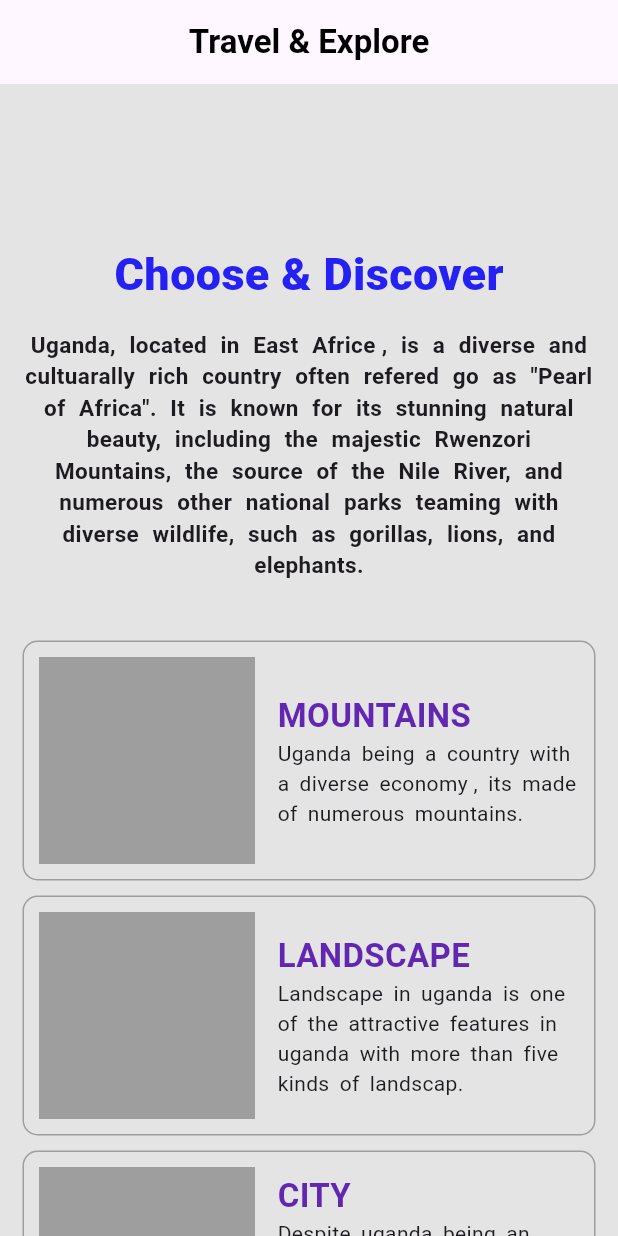
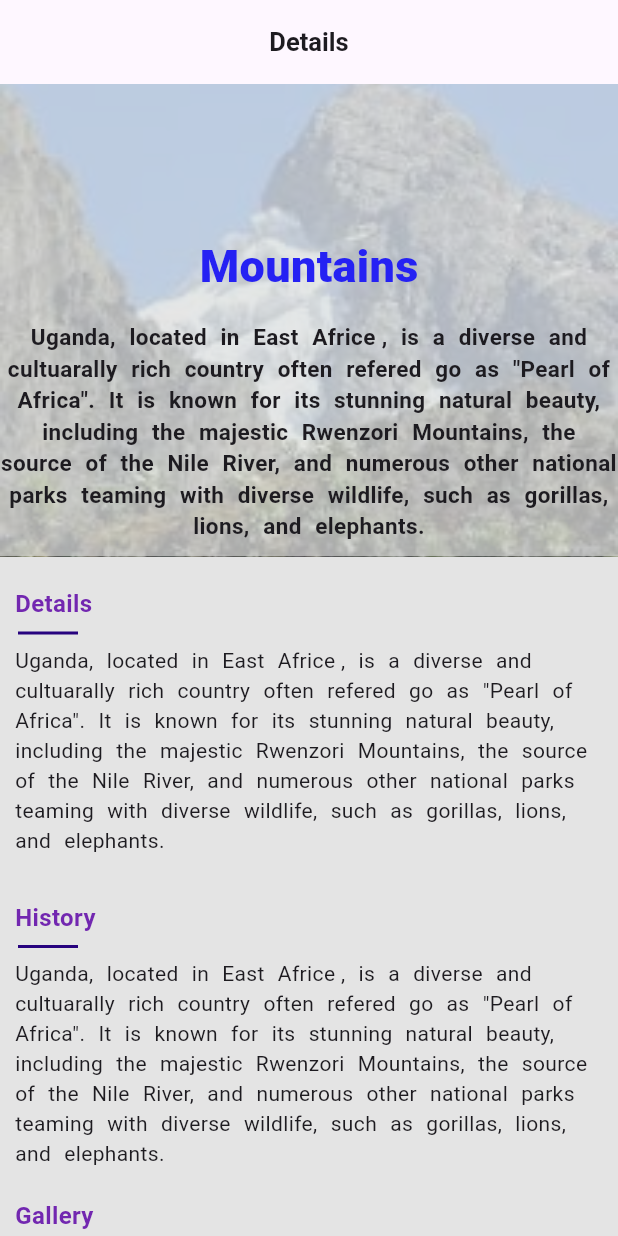
Before and after one commit to andrua-joshua/promote_uganda, a Flutter app: the screen it shows after launch, on a phone screen of 412 x 824 dp. Run offline on Flutter 3.47's test engine with Material 2 defaults, Android fonts, the phone set to English and light mode, and no system bars.

Commit message:
travel_and explore

```diff
--- a/lib/main.dart
+++ b/lib/main.dart
@@ -1,7 +1,8 @@
 import 'package:flutter/material.dart';
 import 'package:promote_uganda/routes/shopping/shopping_start_screen/shopping_start_screen.dart';
+import 'package:promote_uganda/routes/travel_explore/travel_and-explore_cat_screen/travel_and_explore_cat.dart';
+import 'package:promote_uganda/routes/travel_explore/travel_explore_details_screen/travel_explore_details_screen.dart';
 import 'package:promote_uganda/routes/travel_explore/travel_explore_home_screen.dart';
-
 void main() {
   runApp(const MyApp());
 }
@@ -19,7 +20,7 @@ class MyApp extends StatelessWidget {
         useMaterial3: true,
       ),
       debugShowCheckedModeBanner: false,
-      home: const travelExploreHomeScreen(),
+      home: const travelExploreDetailsScreen(),
     );
   }
 }
--- /dev/null
+++ b/lib/routes/travel_explore/travel_and-explore_cat_screen/widgets/travel_and_explore_cat_screen_widgets.dart
@@ -0,0 +1,77 @@
+import 'package:flutter/material.dart';
+import 'package:promote_uganda/routes/travel_explore/widgets/travel_explore_home_widgets.dart';
+
+
+//ignore:camel_case_types
+class topImgGradientWidget extends StatelessWidget{
+  final String imgUrl;
+  const topImgGradientWidget({super.key, required this.imgUrl});
+
+  @override
+  Widget build(BuildContext context){
+    return Container(
+      decoration: BoxDecoration(
+        image: DecorationImage(
+          fit: BoxFit.cover,
+          image: AssetImage(imgUrl)),
+
+      ),
+
+
+      child: Container(
+        decoration:  const BoxDecoration(
+          color: Color.fromARGB(195, 223, 223, 223)
+        ),
+        child: const Column(
+          children: [
+            SizedBox(height: 100,),
+            topHeadWidget(title: "Mountains",),
+            SizedBox(height: 10,)
+          ],
+        ),
+      ));
+  }
+}
+
+
+//ignore:camel_case_types
+class catUnitWidget extends StatelessWidget{
+  final String imgUrl;
+  final String title;
+  const catUnitWidget({
+    super.key,
+    required this.imgUrl,
+    required this.title,
+    });
+
+
+    @override
+    Widget build(BuildContext context){
+      return Container(
+        constraints:  const BoxConstraints.expand(height: 200),
+        decoration: BoxDecoration(
+          borderRadius: BorderRadius.circular(10),
+          image: DecorationImage(
+            fit: BoxFit.fill,
+            image: AssetImage(imgUrl))
+        ),
+
+        margin: const EdgeInsets.symmetric(horizontal: 10, vertical: 5),
+        padding: const EdgeInsets.only(left: 20),
+        child: Column(
+          mainAxisAlignment: MainAxisAlignment.end,
+          crossAxisAlignment: CrossAxisAlignment.start,
+          children: [
+            Text(
+              title,
+              style: const TextStyle(
+                color: Colors.white,
+                fontWeight: FontWeight.bold,
+                fontSize: 17
+              ),),
+            const SizedBox(height: 10,)
+          ],
+        ),
+      );
+    }
+}
--- /dev/null
+++ b/lib/routes/travel_explore/travel_explore_details_screen/travel_explore_details_screen.dart
@@ -0,0 +1,84 @@
+import 'package:flutter/material.dart';
+import 'package:promote_uganda/routes/travel_explore/travel_and-explore_cat_screen/widgets/travel_and_explore_cat_screen_widgets.dart';
+import 'package:promote_uganda/routes/travel_explore/travel_explore_details_screen/widgets/travel_explore_details_screen_widgets.dart';
+
+//ignore:camel_case_types
+class travelExploreDetailsScreen extends StatelessWidget {
+  const travelExploreDetailsScreen({super.key});
+
+  @override
+  Widget build(BuildContext context) {
+    return Scaffold(
+      backgroundColor: const Color.fromARGB(255, 228, 228, 228),
+      appBar: AppBar(
+        centerTitle: true,
+        title: const Text(
+          "Details",
+          style: TextStyle(
+            fontWeight: FontWeight.bold,
+            fontSize: 17
+          ),),
+      ),
+      body: const SafeArea(
+          child: SingleChildScrollView(
+        child: Column(
+          children: [
+            topImgGradientWidget(imgUrl: "assets/images/mountUg.jpg"),
+            SizedBox(
+              height: 10,
+            ),
+            Padding(
+              padding: EdgeInsets.symmetric(horizontal: 10, vertical: 10),
+              child: titleAndInfoWidget(
+                title: "Details",
+                info: "Uganda, located in East Africe , is a diverse"
+                    " and cultuarally rich country often refered go as "
+                    "\"Pearl of Africa\". It is known for its stunning natural beauty, including the "
+                    "majestic Rwenzori Mountains, the source of the Nile River, and numerous other national "
+                    "parks teaming with diverse wildlife, such as gorillas, lions, and elephants."),),
+
+
+                    SizedBox(
+              height: 10,
+            ),
+            Padding(
+              padding: EdgeInsets.symmetric(horizontal: 10, vertical: 10),
+              child: titleAndInfoWidget(
+                title: "History",
+                info: "Uganda, located in East Africe , is a diverse"
+                    " and cultuarally rich country often refered go as "
+                    "\"Pearl of Africa\". It is known for its stunning natural beauty, including the "
+                    "majestic Rwenzori Mountains, the source of the Nile River, and numerous other national "
+                    "parks teaming with diverse wildlife, such as gorillas, lions, and elephants."),),
+
+
+            Padding(
+              padding: EdgeInsets.all(10),
+              child: gallaryWidget(title: "Gallery",
+              imgs: [
+                "assets/images/mountUg.jpg",
+                "assets/images/rivers.jpg",
+                "assets/images/gameparks.jpg",
+                "assets/images/city.jpg",
+                "assets/images/landscape.jpg",
+              ]),),
+
+
+
+            SizedBox(height: 20,),
+            Center(
+              child: Text(
+                "Welocome to Uganda.",
+                style: TextStyle(
+                  color: Colors.purple,
+                  fontWeight: FontWeight.bold,
+                  fontStyle: FontStyle.italic
+                ),),),
+            SizedBox(height: 10,),
+
+          ],
+        ),
+      )),
+    );
+  }
+}
--- /dev/null
+++ b/lib/routes/travel_explore/travel_explore_details_screen/widgets/travel_explore_details_screen_widgets.dart
@@ -0,0 +1,116 @@
+import 'package:flutter/material.dart';
+
+
+//ignore:camel_case_types
+class topSecondWidget extends StatelessWidget{
+  const topSecondWidget({super.key});
+
+
+  @override
+  Widget build(BuildContext context){
+    return Row(
+      children: [
+
+        Container(
+          decoration: BoxDecoration(
+            borderRadius: BorderRadius.circular(10),
+            border: Border.all(color: Colors.white, width: 1)
+          ),
+
+          child: const Row(),
+        ),
+
+      ],
+    );
+  }
+}
+
+
+
+//ignore:camel_case_types
+class titleAndInfoWidget extends StatelessWidget{
+  final String title;
+  final String info;
+  const titleAndInfoWidget({
+    super.key,
+    required this.info,
+    required this.title
+    });
+
+
+  @override
+  Widget build(BuildContext context){
+    return Column(
+      crossAxisAlignment: CrossAxisAlignment.start,
+      children: [
+        Text(
+          title,
+          style: const TextStyle(
+            color: Color.fromARGB(255, 114, 39, 176),
+            fontSize: 16,
+            fontWeight: FontWeight.bold
+          ),
+          ),
+        const Divider(thickness: 2, color: Color.fromARGB(255, 39, 2, 126), indent: 2, endIndent: 350,),
+        Text(
+          info,
+          style: const TextStyle(
+            wordSpacing: 5
+          ),)
+      ],
+    );
+  }
+}
+
+
+
+//ignore:camel_case_types
+class gallaryWidget extends StatelessWidget{
+  final String title;
+  final List<String> imgs;
+  const gallaryWidget({
+    super.key,
+    required this.title,
+    required this.imgs
+    });
+
+
+  @override
+  Widget build(BuildContext context){
+    return Column(
+      crossAxisAlignment: CrossAxisAlignment.start,
+      children: [
+        Text(
+          title,
+          style: const TextStyle(
+            color: Color.fromARGB(255, 114, 39, 176),
+            fontSize: 16,
+            fontWeight: FontWeight.bold
+          ),
+          ),
+        const Divider(thickness: 2, color: Color.fromARGB(255, 39, 2, 126), indent: 2, endIndent: 350,),
+
+        SizedBox(
+          child: SingleChildScrollView(
+            scrollDirection: Axis.horizontal,
+            child: Row(
+              children: List.generate(
+                imgs.length,
+                (index) => Container(
+                  height: 150,
+                  width: 140,
+                  decoration: BoxDecoration(
+                    borderRadius: BorderRadius.circular(10),
+                    image: DecorationImage(
+                      fit: BoxFit.fill,
+                      image: AssetImage(imgs[index]))
+                  ),
+                  margin: const EdgeInsets.all(5),
+                )),
+            ),
+          ),
+        )
+      ],
+    );
+  }
+}
--- a/lib/routes/travel_explore/travel_explore_home_screen.dart
+++ b/lib/routes/travel_explore/travel_explore_home_screen.dart
@@ -26,7 +26,9 @@ class travelExploreHomeScreen extends StatelessWidget {
               SizedBox(
                 height: 100,
               ),
-              Center(child: topHeadWidget()),
+              Center(child: topHeadWidget(
+                title: "Choose & Discover",
+              )),
               SizedBox(
                 height: 40,
               ),
@@ -34,7 +36,7 @@ class travelExploreHomeScreen extends StatelessWidget {
                   title: "MOUNTAINS",
                   briefinfo: "Uganda being a country with a diverse economy , "
                   "its made of numerous mountains.",
-                  imgUrl: "imgUrl"),
+                  imgUrl: "assets/images/mountUg.jpg"),
               SizedBox(
                 height: 10,
               ),
@@ -42,7 +44,7 @@ class travelExploreHomeScreen extends StatelessWidget {
                   title: "LANDSCAPE",
                   briefinfo: "Landscape in uganda is one of the attractive features in uganda"
                   " with more than five kinds of landscap.",
-                  imgUrl: "imgUrl"),
+                  imgUrl: "assets/images/landscape.jpg"),
               SizedBox(
                 height: 10,
               ),
@@ -50,7 +52,7 @@ class travelExploreHomeScreen extends StatelessWidget {
                   title: "CITY",
                   briefinfo: "Despite uganda being an underseveloped country, its still though made "
                   "up some key cities that contribute alot to its development.",
-                  imgUrl: "imgUrl"),
+                  imgUrl: "assets/images/city.jpg"),
               SizedBox(
                 height: 10,
               ),
@@ -58,13 +60,13 @@ class travelExploreHomeScreen extends StatelessWidget {
                   title: "LAKES AND RIVERS",
                   briefinfo: "Uganda is full of more than just landscapes with some being "
                   "being known world wide through out the all continent and all over.",
-                  imgUrl: "imgUrl"),
+                  imgUrl: "assets/images/rivers.jpg"),
               SizedBox(height: 10,),
                 unitCatWidget(
                   title: "GAME PARKS",
                   briefinfo: "Game Parks are the key point where most of the tourists in uganda "
                   "normally reach to first.",
-                  imgUrl: "imgUrl")
+                  imgUrl: "assets/images/gameparks.jpg")
             ],
           ),
         ),
--- a/lib/routes/travel_explore/widgets/travel_explore_home_widgets.dart
+++ b/lib/routes/travel_explore/widgets/travel_explore_home_widgets.dart
@@ -2,24 +2,25 @@ import 'package:flutter/material.dart';
 
 //ignore:camel_case_types
 class topHeadWidget extends StatelessWidget {
-  const topHeadWidget({super.key});
+  final String title;
+  const topHeadWidget({super.key, required this.title});
 
   @override
   Widget build(BuildContext context) {
-    return const Column(
+    return Column(
       crossAxisAlignment: CrossAxisAlignment.center,
       children: [
         Text(
-          "Choose & Discover",
-          style: TextStyle(
+          title,
+          style: const TextStyle(
               color: Color.fromARGB(255, 37, 33, 243),
               fontSize: 30,
               fontWeight: FontWeight.w800),
         ),
-        SizedBox(
+        const SizedBox(
           height: 15,
         ),
-        Text(
+        const Text(
           "Uganda, located in East Africe , is a diverse"
           " and cultuarally rich country often refered go as "
           "\"Pearl of Africa\". It is known for its stunning natural beauty, including the "
@@ -59,8 +60,11 @@ class unitCatWidget extends StatelessWidget {
               constraints: BoxConstraints.expand(
                 width: dimension.maxWidth*0.4
               ),
-              decoration: const BoxDecoration(
-                color: Colors.grey
+              decoration: BoxDecoration(
+                color: Colors.grey,
+                image: DecorationImage(
+                  fit: BoxFit.fill,
+                  image: AssetImage(imgUrl))
               ),
             ),
             const SizedBox(width: 15,),
--- a/pubspec.yaml
+++ b/pubspec.yaml
@@ -61,6 +61,11 @@ flutter:
   # To add assets to your application, add an assets section, like this:
   assets:
      - assets/images/shoe.png
+     - assets/images/city.jpg
+     - assets/images/gameparks.jpg
+     - assets/images/mountUg.jpg
+     - assets/images/rivers.jpg
+     - assets/images/landscape.jpg
   #   - images/a_dot_ham.jpeg
 
   # An image asset can refer to one or more resolution-specific "variants", see
```
Also changed, not shown: lib/routes/travel_explore/travel_and-explore_cat_screen/travel_and_explore_cat.dart (added, +58 -0 lines), assets/images/city.jpg (added), assets/images/gameparks.jpg (added), assets/images/landscape.jpg (added), assets/images/mountUg.jpg (added), assets/images/rivers.jpg (added).
